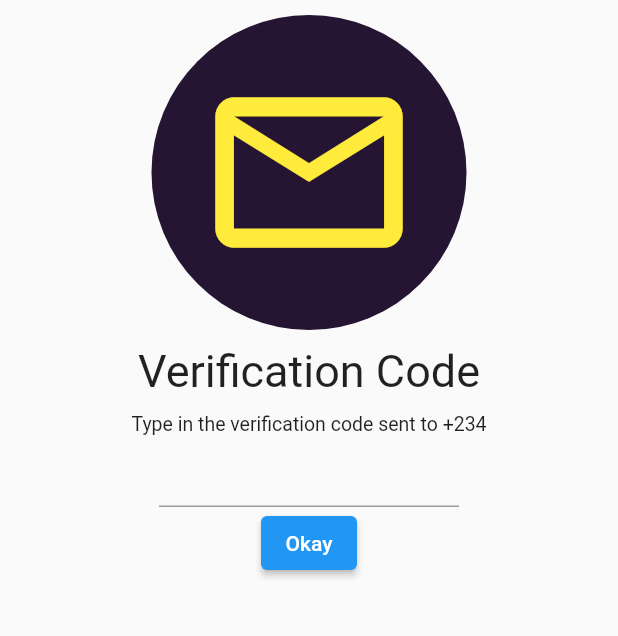
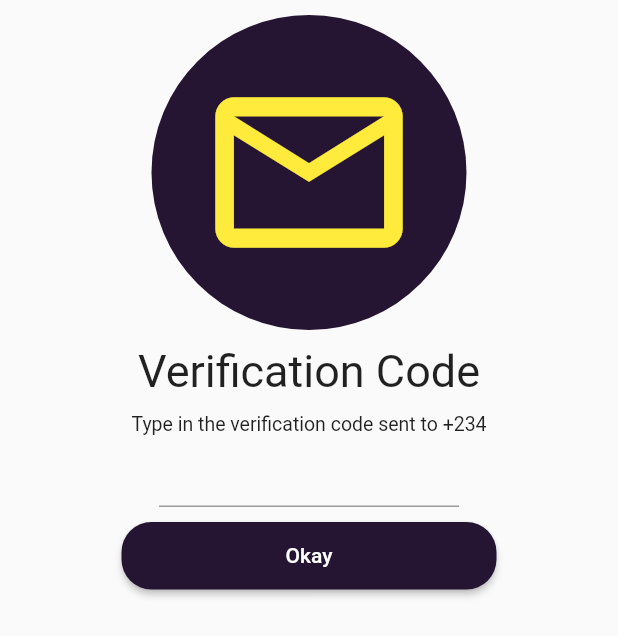
Before and after one commit to sonysn/waya-ui-flutter, a Flutter app: the screen it shows after launch, after a tap on "Get Started", on a phone screen of 412 x 824 dp. Shown: the top 636 px of the screen. Run offline on Flutter 3.47's test engine with Material 2 defaults, Android fonts, the phone set to English and light mode, and no system bars; our stand-ins replace flutter_map, latlong2, location; missing offline and left inert: geocode, time_greeting.

```diff
--- a/lib/screens/verificationpage.dart
+++ b/lib/screens/verificationpage.dart
@@ -62,12 +62,28 @@ class _VerificationPageState extends State<VerificationPage> {
                               borderSide: BorderSide(color: customPurple))),
                     ),
                   ),
-                  ElevatedButton(onPressed: (){
+                  const SizedBox(
+                    height: 10,
+                  ),
+                  SizedBox(
+                    width: 250,
+                    height: 45,
+                    child: ElevatedButton(
+                        onPressed: () {
                           Navigator.push(context,
                               MaterialPageRoute(builder: (BuildContext context) {
                                 return const SignUp();
                               }));
-                  }, child: const Text("Okay"))
+                        },
+                        style: ElevatedButton.styleFrom(
+                            backgroundColor: customPurple,
+                            shape: const RoundedRectangleBorder(
+                              borderRadius: BorderRadius.vertical(
+                                top: Radius.circular(20),
+                                bottom: Radius.circular(20),
+                              ),
+                            )),
+                        child: const Text("Okay")),
                     // Column(
                     //   //keypad
                     //   children: [
@@ -173,6 +189,7 @@ class _VerificationPageState extends State<VerificationPage> {
                     //     ),
                     //   ],
                     // )
+                  )
                 ],
               ),
             ),
```
Also changed, not shown: lib/screens/drawerpage.dart (+17 -6 lines), lib/screens/maphomepage.dart (+14 -3 lines), lib/screens/profilepage.dart (added, +40 -0 lines), lib/screens/search_locationpage.dart (added, +51 -0 lines), lib/screens/signup.dart (+5 -4 lines). Lines whose indentation alone changed are shown as unchanged.
